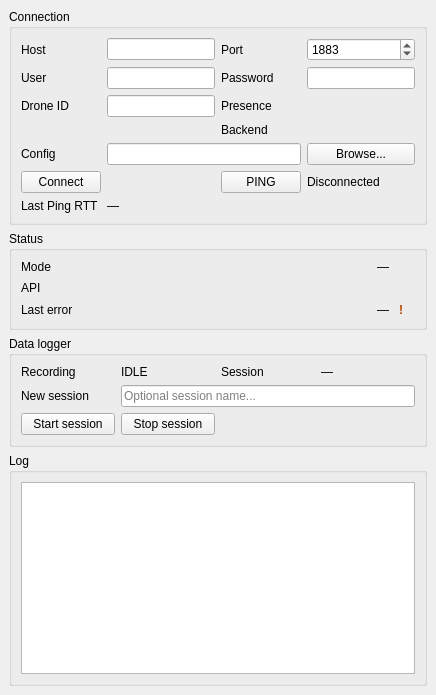
Old version of the form gui/src/mainwindow.ui in the repository MlodyGi512/ironsoft.
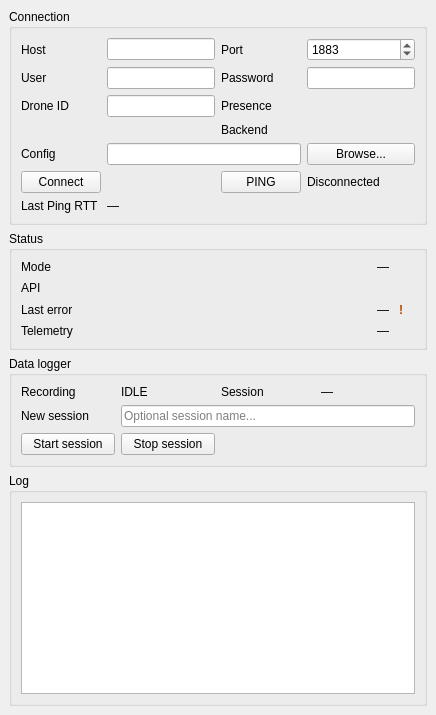
New version of the form.

The edit to the form file:
```diff
--- a/gui/src/mainwindow.ui
+++ b/gui/src/mainwindow.ui
@@ -209,6 +209,17 @@
          </property>
         </widget>
        </item>
+      <item row="3" column="0">
+       <widget class="QLabel" name="labelTelemetryTitle">
+        <property name="text"><string>Telemetry</string></property>
+       </widget>
+      </item>
+      <item row="3" column="1">
+       <widget class="QLabel" name="labelTelemetryValue">
+        <property name="objectName"><string>labelTelemetryValue</string></property>
+        <property name="text"><string>—</string></property>
+       </widget>
+      </item>
       </layout>
      </widget>
     </item>
```
